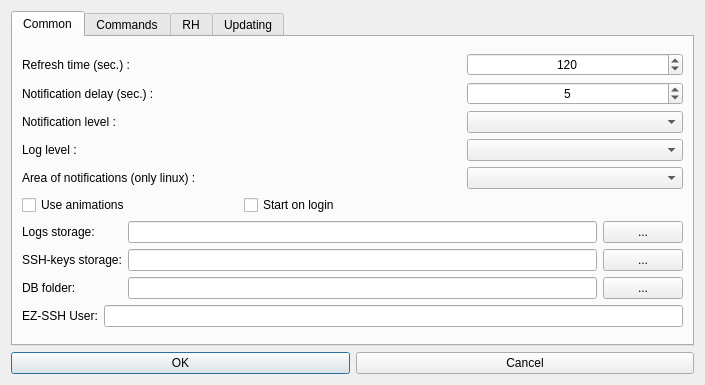
Before: the Qt Designer form hub/forms/DlgSettings.ui in subutai-io/control-center, drawn with Qt 5.
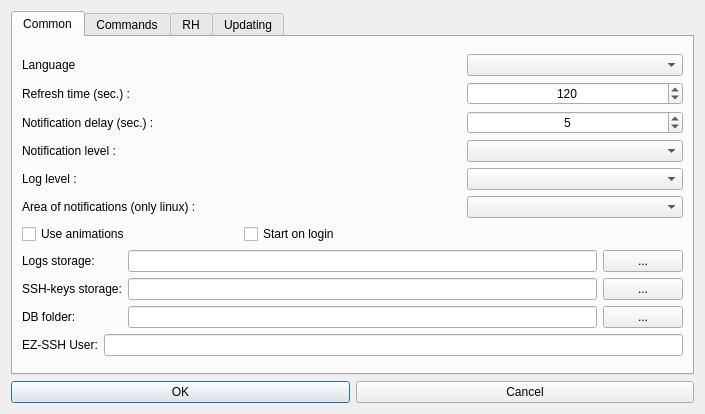
After: the same form once the commit is applied. Icons and pictures are not drawn.

Commit message: Locale added to settings #222

What changed in the file:
```diff
--- a/hub/forms/DlgSettings.ui
+++ b/hub/forms/DlgSettings.ui
@@ -7,7 +7,7 @@
     <x>0</x>
     <y>0</y>
     <width>705</width>
-    <height>385</height>
+    <height>414</height>
    </rect>
   </property>
   <property name="windowTitle">
@@ -53,21 +53,28 @@
         <layout class="QVBoxLayout" name="verticalLayout_2">
          <item>
           <layout class="QGridLayout" name="gridLayout_6">
-           <item row="1" column="0">
-            <widget class="QLabel" name="lbl_notification_delay">
+           <item row="4" column="0">
+            <widget class="QLabel" name="lbl_log_level">
              <property name="text">
-              <string>Notification delay (sec.) :</string>
+              <string>Log level :</string>
              </property>
             </widget>
            </item>
-           <item row="2" column="0">
-            <widget class="QLabel" name="lbl_notification_level">
-             <property name="text">
-              <string>Notification level :</string>
-             </property>
-            </widget>
+           <item row="8" column="0" colspan="3">
+            <layout class="QGridLayout" name="gridLayout_2">
+             <item row="0" column="0">
+              <widget class="QLabel" name="lbl_ssh_user">
+               <property name="text">
+                <string>EZ-SSH User:</string>
+               </property>
+              </widget>
+             </item>
+             <item row="0" column="1">
+              <widget class="QLineEdit" name="le_ssh_user"/>
+             </item>
+            </layout>
            </item>
-           <item row="4" column="0" colspan="2">
+           <item row="5" column="0" colspan="2">
             <widget class="QLabel" name="lbl_preferred_notifications_place">
              <property name="toolTip">
               <string>Works only if tray couldn't get sys. tray icon's coordinates</string>
@@ -80,68 +87,17 @@
              </property>
             </widget>
            </item>
-           <item row="0" column="2">
-            <widget class="QSpinBox" name="sb_refresh_timeout">
-             <property name="alignment">
-              <set>Qt::AlignCenter</set>
-             </property>
-             <property name="minimum">
-              <number>10</number>
-             </property>
-             <property name="maximum">
-              <number>600</number>
-             </property>
-             <property name="value">
-              <number>120</number>
-             </property>
-            </widget>
-           </item>
-           <item row="5" column="0">
-            <widget class="QCheckBox" name="chk_use_animations">
+           <item row="2" column="0">
+            <widget class="QLabel" name="lbl_notification_delay">
              <property name="text">
-              <string>Use animations</string>
-             </property>
-            </widget>
-           </item>
-           <item row="0" column="0">
-            <widget class="QLabel" name="lbl_refresh_timer">
-             <property name="text">
-              <string>Refresh time (sec.) :</string>
+              <string>Notification delay (sec.) :</string>
              </property>
             </widget>
            </item>
            <item row="4" column="2">
-            <widget class="QComboBox" name="cb_preferred_notifications_place">
-             <property name="toolTip">
-              <string>Works only if tray couldn't get sys. tray icon's coordinates</string>
-             </property>
-            </widget>
+            <widget class="QComboBox" name="cb_log_level"/>
            </item>
            <item row="7" column="0" colspan="3">
-            <layout class="QGridLayout" name="gridLayout_2">
-             <item row="0" column="0">
-              <widget class="QLabel" name="lbl_ssh_user">
-               <property name="text">
-                <string>EZ-SSH User:</string>
-               </property>
-              </widget>
-             </item>
-             <item row="0" column="1">
-              <widget class="QLineEdit" name="le_ssh_user"/>
-             </item>
-            </layout>
-           </item>
-           <item row="5" column="1" colspan="2">
-            <widget class="QCheckBox" name="chk_autostart">
-             <property name="text">
-              <string>Start on login</string>
-             </property>
-            </widget>
-           </item>
-           <item row="2" column="2">
-            <widget class="QComboBox" name="cb_notification_level"/>
-           </item>
-           <item row="6" column="0" colspan="3">
             <layout class="QGridLayout" name="gridLayout_4">
              <item row="0" column="0">
               <widget class="QLabel" name="lbl_logs_storage">
@@ -196,7 +152,38 @@
              </item>
             </layout>
            </item>
-           <item row="1" column="2">
+           <item row="5" column="2">
+            <widget class="QComboBox" name="cb_preferred_notifications_place">
+             <property name="toolTip">
+              <string>Works only if tray couldn't get sys. tray icon's coordinates</string>
+             </property>
+            </widget>
+           </item>
+           <item row="3" column="0">
+            <widget class="QLabel" name="lbl_notification_level">
+             <property name="text">
+              <string>Notification level :</string>
+             </property>
+            </widget>
+           </item>
+           <item row="6" column="0">
+            <widget class="QCheckBox" name="chk_use_animations">
+             <property name="text">
+              <string>Use animations</string>
+             </property>
+            </widget>
+           </item>
+           <item row="3" column="2">
+            <widget class="QComboBox" name="cb_notification_level"/>
+           </item>
+           <item row="1" column="0">
+            <widget class="QLabel" name="lbl_refresh_timer">
+             <property name="text">
+              <string>Refresh time (sec.) :</string>
+             </property>
+            </widget>
+           </item>
+           <item row="2" column="2">
             <widget class="QSpinBox" name="sb_notification_delay">
              <property name="alignment">
               <set>Qt::AlignCenter</set>
@@ -212,15 +199,38 @@
              </property>
             </widget>
            </item>
-           <item row="3" column="0">
-            <widget class="QLabel" name="lbl_log_level">
+           <item row="1" column="2">
+            <widget class="QSpinBox" name="sb_refresh_timeout">
+             <property name="alignment">
+              <set>Qt::AlignCenter</set>
+             </property>
+             <property name="minimum">
+              <number>10</number>
+             </property>
+             <property name="maximum">
+              <number>600</number>
+             </property>
+             <property name="value">
+              <number>120</number>
+             </property>
+            </widget>
+           </item>
+           <item row="6" column="1" colspan="2">
+            <widget class="QCheckBox" name="chk_autostart">
              <property name="text">
-              <string>Log level :</string>
+              <string>Start on login</string>
              </property>
             </widget>
            </item>
-           <item row="3" column="2">
-            <widget class="QComboBox" name="cb_log_level"/>
+           <item row="0" column="0">
+            <widget class="QLabel" name="lbl_locale">
+             <property name="text">
+              <string>Language</string>
+             </property>
+            </widget>
+           </item>
+           <item row="0" column="2">
+            <widget class="QComboBox" name="cb_locale"/>
            </item>
           </layout>
          </item>
```
The commit also changes 9 other files.
